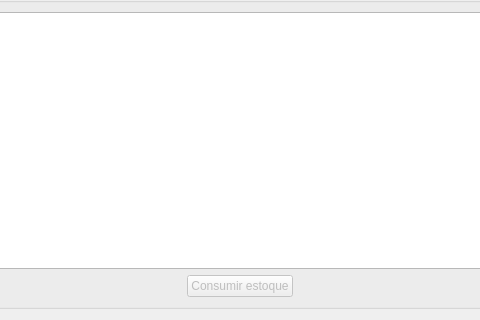
Qt form ui/produtospendentes.ui (lellisls/ERP-STACCATO) before a commit; both pictures show x 289 to 769 and y 361 to 681 of the 1058 by 681 pixel window.
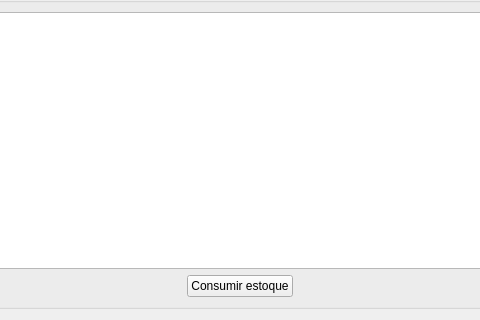
The same form after that commit. Custom widgets are drawn as their Qt base class.

Diff of the .ui file:
```diff
--- a/ui/produtospendentes.ui
+++ b/ui/produtospendentes.ui
@@ -116,9 +116,6 @@
      <layout class="QGridLayout" name="gridLayout_2">
       <item row="1" column="1">
        <widget class="QPushButton" name="pushButtonConsumirEstoque">
-        <property name="enabled">
-         <bool>false</bool>
-        </property>
         <property name="text">
          <string>Consumir estoque</string>
         </property>
```
Left out of the diff: 6 changed lines with no effect on the pictures.
